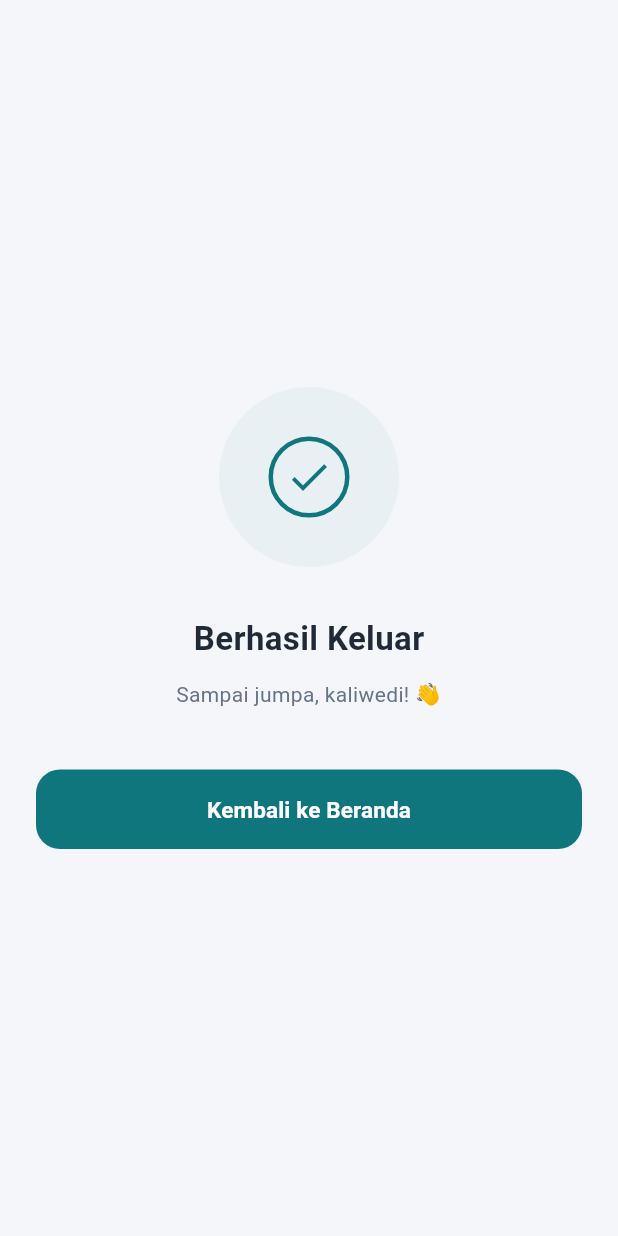
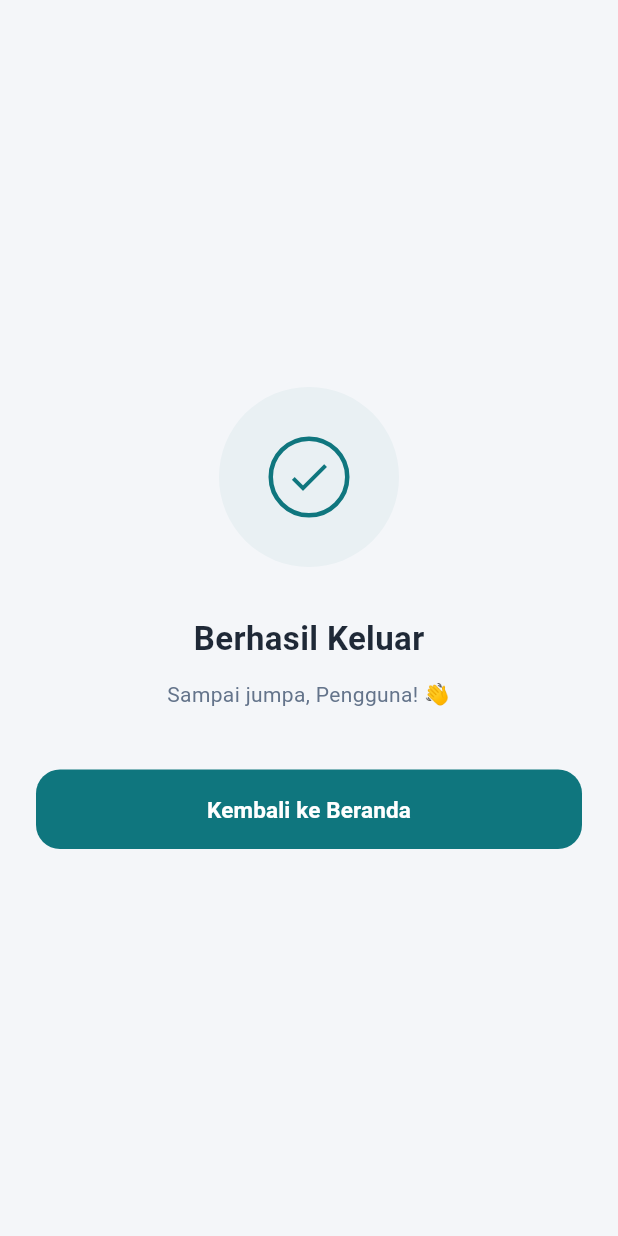
Before and after one commit to miomidev/Tolak-Bencana-Apps, a Flutter app: the LogoutSuccessView screen opened by its route, on a phone screen of 412 x 824 dp. Run offline on Flutter 3.47's test engine with Material 3 defaults, Android fonts, the phone set to English and light mode, and no system bars; our stand-ins replace app_links, cached_network_image, dio, flutter_local_notifications, flutter_map, flutter_svg and 9 more; accounts and stored records are empty.

Commit message:
refactor(branding): remove leftover Kaliwedi references from title, fallback avatars, help and channels

```diff
--- a/lib/core/services/notification_service.dart
+++ b/lib/core/services/notification_service.dart
@@ -28,7 +28,7 @@ class NotificationService extends GetxService {
   Timer? _pollTimer;
 
   // ── Android notification channel ─────────────────────────────────────────
-  static const _channelId = 'kaliwedi_broadcast';
+  static const _channelId = 'tolakbencana_broadcast';
   static const _channelName = 'Siaran Peringatan';
   static const _channelDesc =
       'Notifikasi siaran peringatan bencana dari admin Tolak Bencana';
--- a/lib/main.dart
+++ b/lib/main.dart
@@ -33,7 +33,7 @@ class MyApp extends StatelessWidget {
   @override
   Widget build(BuildContext context) {
     return GetMaterialApp(
-      title: 'KALIWEDI Apps',
+      title: 'Tolak Bencana',
       theme: ThemeData(
         primaryColor: AppColors.primaryBlue,
         colorScheme: ColorScheme.fromSeed(
--- a/lib/modules/help/controllers/help_controller.dart
+++ b/lib/modules/help/controllers/help_controller.dart
@@ -36,8 +36,8 @@ class HelpController extends GetxController {
       // Offline fallback
       contacts.assignAll([
         const HelpContactModel(id: 1, type: 'phone', title: 'Telepon', value: '0800-1234-5678 (Gratis)', icon: 'phone'),
-        const HelpContactModel(id: 2, type: 'email', title: 'Email', value: 'bantuan@kaliwedi.id', icon: 'email'),
-        const HelpContactModel(id: 3, type: 'website', title: 'Website Resmi', value: 'kaliwedi.indramayu.go.id', icon: 'website'),
+        const HelpContactModel(id: 2, type: 'email', title: 'Email', value: 'bantuan@tolakbencana.id', icon: 'email'),
+        const HelpContactModel(id: 3, type: 'website', title: 'Website Resmi', value: 'tolak-bencana.miomidev.com', icon: 'website'),
       ]);
       faqs.assignAll([
         const FaqModel(id: 1, question: 'Bagaimana cara membuat laporan baru?', answer: "Buka halaman Beranda, lalu ketuk tombol '+' untuk membuat laporan baru. Isi detail masalah, foto, dan lokasi, kemudian kirim."),
--- a/lib/modules/profile/views/logout_success_view.dart
+++ b/lib/modules/profile/views/logout_success_view.dart
@@ -8,7 +8,7 @@ class LogoutSuccessView extends StatelessWidget {
 
   @override
   Widget build(BuildContext context) {
-    final username = Get.arguments as String? ?? 'kaliwedi';
+    final username = Get.arguments as String? ?? 'Pengguna';
 
     return Scaffold(
       backgroundColor: const Color(0xFFF4F6F9),
--- a/lib/modules/profile/views/logout_view.dart
+++ b/lib/modules/profile/views/logout_view.dart
@@ -37,7 +37,7 @@ class LogoutView extends GetView<ProfileController> {
       body: Padding(
         padding: const EdgeInsets.all(24.0),
         child: Obx(() {
-          final username = controller.currentUser.value?.username ?? 'kaliwedi';
+          final username = controller.currentUser.value?.username ?? 'Pengguna';
 
           return Column(
             mainAxisAlignment: MainAxisAlignment.center,
--- a/lib/modules/profile/views/profile_view.dart
+++ b/lib/modules/profile/views/profile_view.dart
@@ -25,7 +25,7 @@ class ProfileView extends GetView<ProfileController> {
         final user = controller.currentUser.value;
         final avatar = () {
           final url = resolveImageUrl(user?.avatarUrl);
-          return url.isNotEmpty ? url : 'https://ui-avatars.com/api/?name=${Uri.encodeComponent(user?.name ?? "kaliwedi")}&background=0D8ABC&color=fff';
+          return url.isNotEmpty ? url : 'https://ui-avatars.com/api/?name=${Uri.encodeComponent(user?.name ?? "User")}&background=0D8ABC&color=fff';
         }();
 
         return SingleChildScrollView(
@@ -65,7 +65,7 @@ class ProfileView extends GetView<ProfileController> {
                     const SizedBox(height: 16),
                     // Name
                     Text(
-                      user?.name ?? 'kaliwedi',
+                      user?.name ?? 'Pengguna',
                       style: const TextStyle(
                         fontSize: 20,
                         fontWeight: FontWeight.bold,
@@ -75,7 +75,7 @@ class ProfileView extends GetView<ProfileController> {
                     const SizedBox(height: 4),
                     // Username/Email
                     Text(
-                      '${user?.username ?? "kaliwedi"}@email.com',
+                      user?.email ?? '${user?.username ?? "pengguna"}@email.com',
                       style: TextStyle(
                         fontSize: 13,
                         color: Colors.white.withValues(alpha: 0.8),
```
